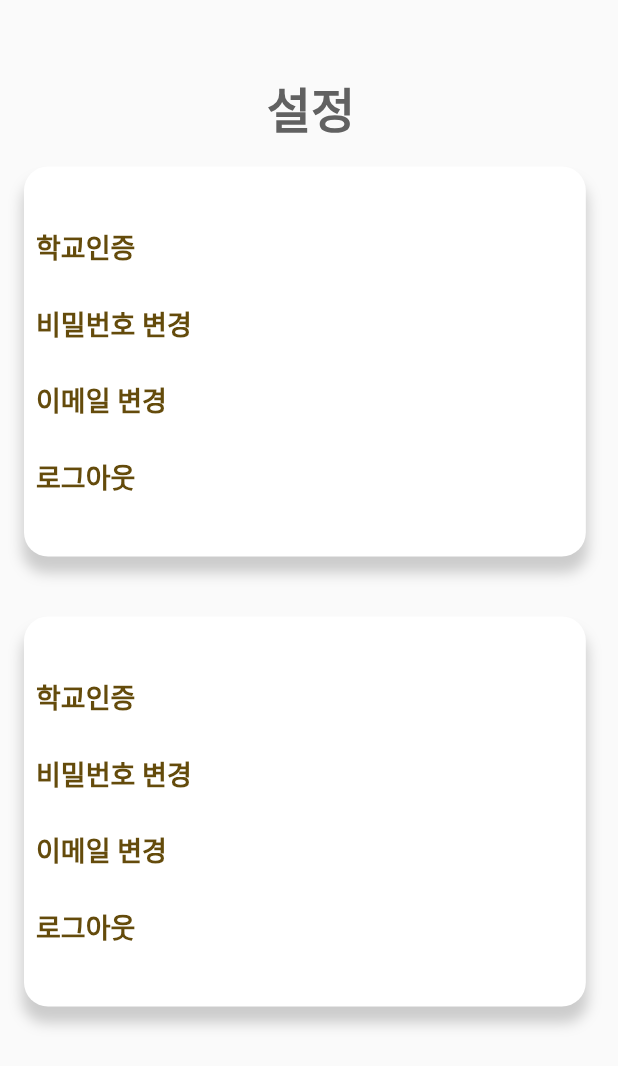
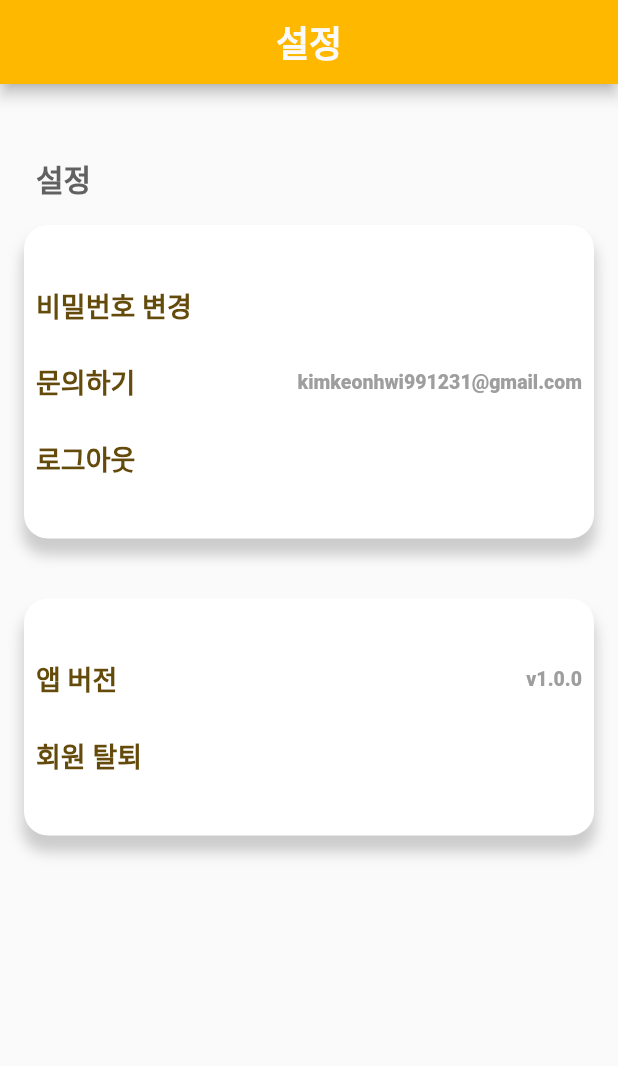
Before and after one commit to KEONI1231/New-Meditation, a Flutter app: the SettingScreen screen opened directly with empty values, on a phone screen of 412 x 824 dp. Shown: the top 1066 px of the screen. Run offline on Flutter 3.47's test engine with Material 2 defaults, Android fonts, the phone set to English and light mode, and no system bars; our stand-ins replace cloud_firestore, firebase_core, firebase_database, shared_preferences, table_calendar; missing offline and left inert: flutter_email_sender; accounts and stored records are empty.

Commit message:
function complete

```diff
--- a/lib/Component/custom_button.dart
+++ b/lib/Component/custom_button.dart
@@ -23,7 +23,8 @@ class CustomButton extends StatelessWidget {
           shape: RoundedRectangleBorder(
             borderRadius: BorderRadius.circular(16.0), //버튼모양 둥글게.
           ),
-          minimumSize: const Size(250, 40),
+          minimumSize: text == '회원탈퇴' || text == '취소' ? const Size(200,40) :const Size(250, 40),
+          //
         ),
 
         child: Text(text,style: ts.copyWith(color: Colors.black),),
--- a/lib/Constant/data.dart
+++ b/lib/Constant/data.dart
@@ -1,3 +1,4 @@
 const String userId = "user_id";
 const String userPassword = "user_password";
 const String loginState = "login_state";
+const String version = "v1.0.0";
--- a/lib/Screen/login_screen.dart
+++ b/lib/Screen/login_screen.dart
@@ -94,7 +94,7 @@ class _LoginPartState extends State<LoginPart> {
     return Column(
       children: [
         CustomTextField(
-            textInputType: TextInputType.text,
+            textInputType: TextInputType.emailAddress,
             Controller: _emailTextController,
             label: '이메일을 입력해 주세요.'),
         SizedBox(height: 16.0),
--- a/lib/Screen/setting_screen.dart
+++ b/lib/Screen/setting_screen.dart
@@ -1,15 +1,19 @@
 import 'package:flutter/cupertino.dart';
 import 'package:flutter/material.dart';
 import 'package:flutter/services.dart';
+import 'package:medi/Screen/change_password.dart';
+import 'package:medi/Screen/send_mail_screen.dart';
 import 'package:shared_preferences/shared_preferences.dart';
 
 import '../Constant/color.dart';
 import '../Constant/data.dart';
 import '../Constant/user.dart';
+import 'delete_user_before_login_screen.dart';
 import 'login_screen.dart';
 
 class SettingScreen extends StatefulWidget {
   loginUser user;
+
   SettingScreen({
     required this.user,
     Key? key,
@@ -35,13 +39,24 @@ class _SettingScreenState extends State<SettingScreen> {
       ],
     );
     final ts =
-        TextStyle(fontWeight: FontWeight.w900, color: TEXT_COLOR, fontSize: 18);
+        TextStyle(fontWeight: FontWeight.w800, color: TEXT_COLOR, fontSize: 18);
     return SafeArea(
       child: Scaffold(
         body: SingleChildScrollView(
-          child: Padding(
+          child: Column(
+            children: [
+              AppBar(
+                  title: Text('설정',
+                      style: ts.copyWith(
+                          fontWeight: FontWeight.w700,
+                          fontSize: 24,
+                          color: BRIGHT_COLOR)),
+                  centerTitle: true,
+                  backgroundColor: PRIMARY_COLOR),
+              Padding(
                 padding: const EdgeInsets.all(16.0),
                 child: Column(
+                  crossAxisAlignment: CrossAxisAlignment.stretch,
                   children: [
                     SizedBox(height: 32),
                     Padding(
@@ -49,15 +64,22 @@ class _SettingScreenState extends State<SettingScreen> {
                         child: Text('설정',
                             style: ts.copyWith(
                                 fontWeight: FontWeight.w700,
-                            fontSize: 32,
+                                fontSize: 20,
                                 color: Colors.grey[700]))),
                     SizedBox(height: 16),
                     FirstContainer(
-                    ts: ts, ContainerDecoration: ContainerDecoration),
+                        user: widget.user,
+                        ts: ts,
+                        ContainerDecoration: ContainerDecoration),
                     SizedBox(height: 40),
-                FirstContainer(ts: ts, ContainerDecoration: ContainerDecoration)
+                    SecondContainer(
+                        user: widget.user,
+                        ts: ts,
+                        ContainerDecoration: ContainerDecoration)
                   ],
                 ),
+              ),
+            ],
           ),
         ),
       ),
@@ -68,12 +90,17 @@ class _SettingScreenState extends State<SettingScreen> {
 class FirstContainer extends StatefulWidget {
   final TextStyle ts;
   final BoxDecoration ContainerDecoration;
+  final loginUser user;
+
   const FirstContainer(
-      {required this.ts, required this.ContainerDecoration, Key? key})
+      {required this.user,
+      required this.ts,
+      required this.ContainerDecoration,
+      Key? key})
       : super(key: key);
 
   @override
-  State<FirstContainer> createState() => _FirstContainerState();
+  _FirstContainerState createState() => _FirstContainerState();
 }
 
 class _FirstContainerState extends State<FirstContainer> {
@@ -89,15 +116,12 @@ class _FirstContainerState extends State<FirstContainer> {
           children: [
             const SizedBox(height: 24),
             GestureDetector(
-              onTap: () {},
-              child: Text(
-                '학교인증',
-                style: widget.ts,
-              ),
-            ),
-            const SizedBox(height: 24),
-            GestureDetector(
-              onTap: () {},
+              onTap: () {
+                Navigator.of(context)
+                    .push(MaterialPageRoute(builder: (BuildContext context) {
+                  return ChangePassword(user: widget.user);
+                }));
+              },
               child: Text(
                 '비밀번호 변경',
                 style: widget.ts,
@@ -105,10 +129,26 @@ class _FirstContainerState extends State<FirstContainer> {
             ),
             const SizedBox(height: 24),
             GestureDetector(
-              onTap: () {},
-              child: Text(
-                '이메일 변경',
+              onTap: () {
+                Navigator.of(context)
+                    .push(MaterialPageRoute(builder: (BuildContext context) {
+                  return SendMail(ContainerDecoration: widget.ContainerDecoration,user: widget.user);
+                }));
+              },
+              child: Row(
+                mainAxisAlignment: MainAxisAlignment.spaceBetween,
+                children: [
+                  Text(
+                    '문의하기',
                     style: widget.ts,
+                  ),
+                  Padding(
+                    padding: const EdgeInsets.only(right: 8.0),
+                    child: Text('kimkeonhwi991231@gmail.com',
+                        style: widget.ts
+                            .copyWith(fontSize: 13, color: Colors.grey)),
+                  ),
+                ],
               ),
             ),
             const SizedBox(height: 24),
@@ -167,3 +207,106 @@ class _FirstContainerState extends State<FirstContainer> {
     );
   }
 }
+
+class SecondContainer extends StatefulWidget {
+  final TextStyle ts;
+  final BoxDecoration ContainerDecoration;
+  final loginUser user;
+
+  const SecondContainer(
+      {required this.user,
+      required this.ts,
+      required this.ContainerDecoration,
+      Key? key})
+      : super(key: key);
+
+  @override
+  State<SecondContainer> createState() => _SecondContainerrState();
+}
+
+class _SecondContainerrState extends State<SecondContainer> {
+  @override
+  Widget build(BuildContext context) {
+    return Container(
+      width: MediaQuery.of(context).size.width / 1.1,
+      decoration: widget.ContainerDecoration,
+      child: Padding(
+        padding: const EdgeInsets.fromLTRB(8, 16, 0, 16),
+        child: Column(
+          crossAxisAlignment: CrossAxisAlignment.start,
+          children: [
+            const SizedBox(height: 24),
+            Row(
+              mainAxisAlignment: MainAxisAlignment.spaceBetween,
+              children: [
+                Text(
+                  '앱 버전',
+                  style: widget.ts,
+                ),
+                Padding(
+                  padding: const EdgeInsets.only(right: 8.0),
+                  child: Text(version,
+                      style:
+                          widget.ts.copyWith(fontSize: 13, color: Colors.grey)),
+                ),
+              ],
+            ),
+            const SizedBox(height: 24),
+            GestureDetector(
+              onTap: () {
+                Navigator.of(context)
+                    .push(MaterialPageRoute(builder: (BuildContext context) {
+                  return DeleteAccount(user: widget.user);
+                }));
+              },
+              child: Text(
+                '회원 탈퇴',
+                style: widget.ts,
+              ),
+            ),
+            const SizedBox(height: 24),
+          ],
+        ),
+      ),
+    );
+  }
+
+  Future tryLogout(context, ts) async {
+    SharedPreferences sp = await SharedPreferences.getInstance();
+    return await showDialog(
+      context: context,
+      builder: (BuildContext context) {
+        return AlertDialog(
+          backgroundColor: BRIGHT_COLOR,
+          title: Text('알림', style: ts),
+          content: Text('로그아웃 하시겠습니까?', style: ts),
+          actions: [
+            TextButton(
+              onPressed: () {
+                try {
+                  sp.setString(userId, '!')!;
+                  sp.setString(userPassword, '!')!;
+                  sp.setBool(loginState, false)!;
+                } catch (e) {}
+                Navigator.pop(context);
+                Navigator.pushAndRemoveUntil(
+                    context,
+                    MaterialPageRoute(
+                        //페이지 스택 제거
+                        builder: (BuildContext context) => LoginScreen()),
+                    (route) => false);
+              },
+              child: Text('예', style: ts),
+            ),
+            TextButton(
+              onPressed: () {
+                Navigator.pop(context);
+              },
+              child: Text('아니요', style: ts),
+            ),
+          ],
+        );
+      },
+    );
+  }
+}
--- a/pubspec.yaml
+++ b/pubspec.yaml
@@ -43,7 +43,7 @@ dependencies:
   firebase_storage: ^11.0.10
   firebase_core_platform_interface: 4.5.2
   shared_preferences: ^2.0.15
-
+  flutter_email_sender: ^5.1.0
   # The following adds the Cupertino Icons font to your application.
   # Use with the CupertinoIcons class for iOS style icons.
   cupertino_icons: ^1.0.2
```
Also changed, not shown: lib/Screen/change_password.dart (added, +142 -0 lines), lib/Screen/delete_user_before_login_screen.dart (added, +87 -0 lines), lib/Screen/send_mail_screen.dart (added, +142 -0 lines), lib/Screen/send_main_textfield.dart (added, +45 -0 lines), lib/Screen/user_delete_screen.dart (added, +110 -0 lines), pubspec.lock, 4 other files. Lines whose indentation alone changed are shown as unchanged.
